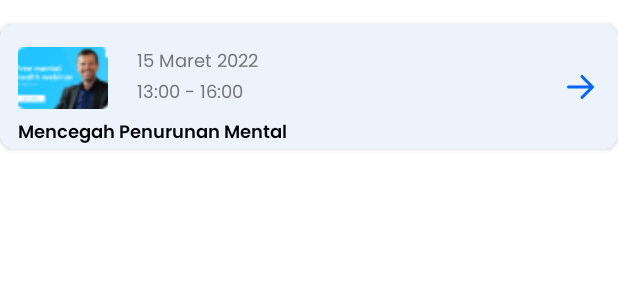
After one commit to mrrezkii/MotionHack_16_e-psyc, an Android app: the layout adapter_ticket.xml on its own in the app's theme, with its tools: preview values and no code run, on a phone screen of 412 x 824 dp. The commit adds this screen. Shown: the top 300 px of the screen. Run offline under Robolectric (Android 15) with nearby library versions, the phone set to English and light mode, and no system bars.

Commit message:
Slicing ticket page

```diff
--- /dev/null
+++ b/app/src/main/res/drawable/ic_arrow.xml
@@ -0,0 +1,10 @@
+<vector xmlns:android="http://schemas.android.com/apk/res/android"
+    android:width="18dp"
+    android:height="16dp"
+    android:viewportWidth="18"
+    android:viewportHeight="16">
+    <path
+        android:fillColor="#0165FF"
+        android:fillType="evenOdd"
+        android:pathData="M9.293,0.2928C9.4805,0.1053 9.7348,0 10,0C10.2652,0 10.5195,0.1053 10.707,0.2928L17.707,7.2928C17.8945,7.4803 17.9998,7.7346 17.9998,7.9997C17.9998,8.2649 17.8945,8.5192 17.707,8.7067L10.707,15.7068C10.5184,15.8889 10.2658,15.9897 10.0036,15.9874C9.7414,15.9851 9.4906,15.88 9.3052,15.6946C9.1198,15.5092 9.0146,15.2583 9.0123,14.9962C9.01,14.734 9.1108,14.4814 9.293,14.2927L14.586,8.9997H1C0.7348,8.9997 0.4804,8.8944 0.2929,8.7069C0.1054,8.5193 0,8.265 0,7.9997C0,7.7345 0.1054,7.4802 0.2929,7.2926C0.4804,7.1051 0.7348,6.9997 1,6.9997H14.586L9.293,1.7068C9.1055,1.5193 9.0002,1.265 9.0002,0.9998C9.0002,0.7346 9.1055,0.4803 9.293,0.2928Z" />
+</vector>
--- /dev/null
+++ b/app/src/main/res/layout/adapter_ticket.xml
@@ -0,0 +1,75 @@
+<?xml version="1.0" encoding="utf-8"?>
+<androidx.cardview.widget.CardView xmlns:android="http://schemas.android.com/apk/res/android"
+    xmlns:app="http://schemas.android.com/apk/res-auto"
+    android:layout_width="match_parent"
+    android:layout_height="wrap_content"
+    android:layout_marginTop="16dp"
+    app:cardCornerRadius="10dp">
+
+    <androidx.constraintlayout.widget.ConstraintLayout
+        android:layout_width="match_parent"
+        android:layout_height="wrap_content"
+        android:background="#ECF3FD">
+
+        <androidx.appcompat.widget.AppCompatImageView
+            android:id="@+id/iv_avatar_doctor"
+            android:layout_width="60dp"
+            android:layout_height="41dp"
+            android:layout_marginVertical="15dp"
+            android:layout_marginStart="12dp"
+            android:scaleType="centerCrop"
+            android:src="@drawable/webinar_banner"
+            app:layout_constraintStart_toStartOf="parent"
+            app:layout_constraintTop_toTopOf="parent" />
+
+        <androidx.appcompat.widget.AppCompatTextView
+            android:id="@+id/tv_tanggal"
+            android:layout_width="wrap_content"
+            android:layout_height="wrap_content"
+            android:layout_marginStart="19dp"
+            android:layout_marginTop="15dp"
+            android:fontFamily="@font/poppins_regular"
+            android:text="15 Maret 2022"
+            android:textColor="@color/grey"
+            android:textSize="12sp"
+            app:layout_constraintStart_toEndOf="@+id/iv_avatar_doctor"
+            app:layout_constraintTop_toTopOf="parent" />
+
+        <androidx.appcompat.widget.AppCompatTextView
+            android:id="@+id/tv_time"
+            android:layout_width="wrap_content"
+            android:layout_height="wrap_content"
+            android:layout_marginStart="19dp"
+            android:fontFamily="@font/poppins_regular"
+            android:text="13:00 - 16:00"
+            android:textColor="@color/grey"
+            android:textSize="12sp"
+            app:layout_constraintStart_toEndOf="@+id/iv_avatar_doctor"
+            app:layout_constraintTop_toBottomOf="@+id/tv_tanggal" />
+
+        <androidx.appcompat.widget.AppCompatTextView
+            android:layout_width="wrap_content"
+            android:layout_height="wrap_content"
+            android:layout_marginStart="12dp"
+            android:layout_marginTop="6dp"
+            android:fontFamily="@font/poppins_semibold"
+            android:text="Mencegah Penurunan Mental"
+            android:textColor="@color/black"
+            android:textSize="12sp"
+            app:layout_constraintStart_toStartOf="parent"
+            app:layout_constraintTop_toBottomOf="@+id/iv_avatar_doctor" />
+
+        <androidx.appcompat.widget.AppCompatImageView
+            android:id="@+id/iv_arrow"
+            android:layout_width="wrap_content"
+            android:layout_height="wrap_content"
+            android:layout_marginEnd="16dp"
+            android:src="@drawable/ic_arrow"
+            app:layout_constraintBottom_toBottomOf="parent"
+            app:layout_constraintEnd_toEndOf="parent"
+            app:layout_constraintTop_toTopOf="parent" />
+
+
+    </androidx.constraintlayout.widget.ConstraintLayout>
+
+</androidx.cardview.widget.CardView>
```
Also changed, not shown: app/src/main/res/drawable/ic_ticket.xml (+5 -22 lines), app/src/main/res/layout/fragment_ticket.xml (+23 -6 lines), app/src/main/res/drawable/webinar_banner.png (added).
